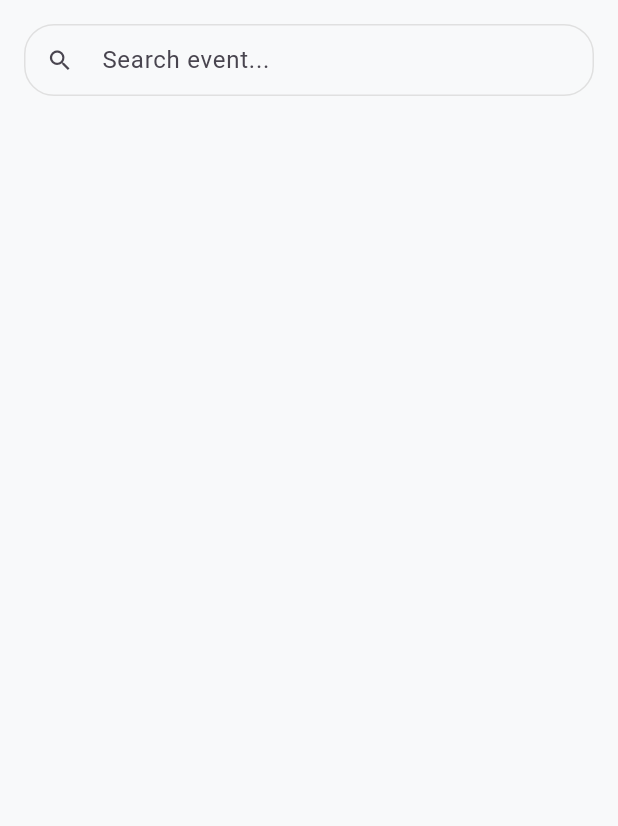
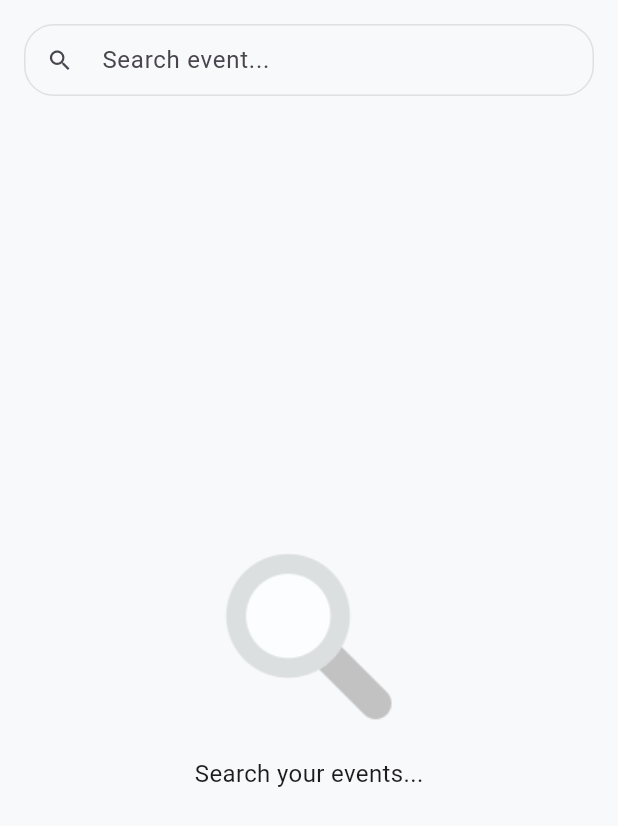
Before and after one commit to ahmadsufyan455/dicoding-event, a Flutter app: the screen it shows after launch, after a tap on the "search" icon, on a phone screen of 412 x 824 dp. Shown: the top 826 px of the screen. Run offline on Flutter 3.47's test engine with Material 3 defaults, Android fonts, the phone set to English and light mode, and no system bars; our stand-ins replace cached_network_image, carousel_slider, dio, flutter_bloc, fpdart, freezed_annotation and 4 more; generated files the repository leaves out were written again; network calls fail.

Commit message:
integrate search event with api

```diff
--- a/lib/core/di/service_locator.dart
+++ b/lib/core/di/service_locator.dart
@@ -2,8 +2,10 @@ import 'package:dicoding_event/core/service/api_service.dart';
 import 'package:dicoding_event/data/repositories/event_repository_impl.dart';
 import 'package:dicoding_event/domain/repositories/event_repository.dart';
 import 'package:dicoding_event/domain/usecases/get_finished_events.dart';
+import 'package:dicoding_event/domain/usecases/get_search_event.dart';
 import 'package:dicoding_event/domain/usecases/get_upcoming_events.dart';
 import 'package:dicoding_event/presentation/finished/bloc/finished_bloc.dart';
+import 'package:dicoding_event/presentation/search/bloc/search_bloc.dart';
 import 'package:dicoding_event/presentation/upcoming/bloc/upcoming_bloc.dart';
 import 'package:dio/dio.dart';
 import 'package:get_it/get_it.dart';
@@ -14,12 +16,14 @@ Future<void> initDependencies() async {
   // blocs
   serviceLocator
     ..registerFactory(() => FinishedBloc(getFinishedEvents: serviceLocator()))
-    ..registerFactory(() => UpcomingBloc(getUpcomingEvents: serviceLocator()));
+    ..registerFactory(() => UpcomingBloc(getUpcomingEvents: serviceLocator()))
+    ..registerFactory(() => SearchBloc(getSearchEvent: serviceLocator()));
 
   // usecases
   serviceLocator
     ..registerLazySingleton(() => GetFinishedEvents(serviceLocator()))
-    ..registerLazySingleton(() => GetUpcomingEvents(serviceLocator()));
+    ..registerLazySingleton(() => GetUpcomingEvents(serviceLocator()))
+    ..registerLazySingleton(() => GetSearchEvent(serviceLocator()));
 
   // data
   serviceLocator.registerLazySingleton<EventRepository>(
--- a/lib/core/service/api_service.dart
+++ b/lib/core/service/api_service.dart
@@ -12,5 +12,6 @@ abstract interface class ApiService {
   Future<EventResponse> getEvents({
     @Query('active') int active = 0,
     @Query('limit') int? limit = 40,
+    @Query('q') String? query = '',
   });
 }
--- a/lib/data/repositories/event_repository_impl.dart
+++ b/lib/data/repositories/event_repository_impl.dart
@@ -12,9 +12,14 @@ class EventRepositoryImpl implements EventRepository {
   Future<Either<Failure, List<EventEntity>>> getEvents(
     int active, {
     int? limit,
+    String? query,
   }) async {
     try {
-      final result = await apiService.getEvents(active: active, limit: limit);
+      final result = await apiService.getEvents(
+        active: active,
+        limit: limit,
+        query: query,
+      );
       return right(result.listEvents);
     } catch (e) {
       return left(Failure(e.toString()));
--- a/lib/domain/repositories/event_repository.dart
+++ b/lib/domain/repositories/event_repository.dart
@@ -6,5 +6,6 @@ abstract interface class EventRepository {
   Future<Either<Failure, List<EventEntity>>> getEvents(
     int active, {
     int? limit,
+    String? query,
   });
 }
--- /dev/null
+++ b/lib/domain/usecases/get_search_event.dart
@@ -0,0 +1,13 @@
+import 'package:dicoding_event/core/error/failure.dart';
+import 'package:dicoding_event/domain/entities/event_entity.dart';
+import 'package:dicoding_event/domain/repositories/event_repository.dart';
+import 'package:fpdart/fpdart.dart';
+
+class GetSearchEvent {
+  final EventRepository eventRepository;
+  GetSearchEvent(this.eventRepository);
+
+  Future<Either<Failure, List<EventEntity>>> invoke(String query) async {
+    return await eventRepository.getEvents(-1, query: query);
+  }
+}
--- a/lib/gen/assets.gen.dart
+++ b/lib/gen/assets.gen.dart
@@ -15,8 +15,11 @@ class $AssetsIconsGen {
   /// File path: assets/icons/empty.png
   AssetGenImage get empty => const AssetGenImage('assets/icons/empty.png');
 
+  /// File path: assets/icons/search.png
+  AssetGenImage get search => const AssetGenImage('assets/icons/search.png');
+
   /// List of all assets
-  List<AssetGenImage> get values => [empty];
+  List<AssetGenImage> get values => [empty, search];
 }
 
 class $AssetsImagesGen {
--- a/lib/main.dart
+++ b/lib/main.dart
@@ -1,6 +1,7 @@
 import 'package:dicoding_event/core/router/routes.dart';
 import 'package:dicoding_event/core/theme/theme.dart';
 import 'package:dicoding_event/presentation/finished/bloc/finished_bloc.dart';
+import 'package:dicoding_event/presentation/search/bloc/search_bloc.dart';
 import 'package:dicoding_event/presentation/upcoming/bloc/upcoming_bloc.dart';
 import 'package:flutter/material.dart';
 import 'package:flutter_bloc/flutter_bloc.dart';
@@ -15,6 +16,7 @@ void main() async {
       providers: [
         BlocProvider(create: (context) => serviceLocator<FinishedBloc>()),
         BlocProvider(create: (context) => serviceLocator<UpcomingBloc>()),
+        BlocProvider(create: (context) => serviceLocator<SearchBloc>()),
       ],
       child: const DicodingEventApp(),
     ),
--- /dev/null
+++ b/lib/presentation/search/bloc/search_bloc.dart
@@ -0,0 +1,31 @@
+import 'package:dicoding_event/domain/entities/event_entity.dart';
+import 'package:dicoding_event/domain/usecases/get_search_event.dart';
+import 'package:flutter_bloc/flutter_bloc.dart';
+import 'package:freezed_annotation/freezed_annotation.dart';
+
+part 'search_bloc.freezed.dart';
+part 'search_event.dart';
+part 'search_state.dart';
+
+class SearchBloc extends Bloc<SearchEvent, SearchState> {
+  final GetSearchEvent _getSearchEvent;
+  SearchBloc({required GetSearchEvent getSearchEvent})
+    : _getSearchEvent = getSearchEvent,
+      super(const _Initial()) {
+    on<_Started>((event, emit) async {
+      emit(const _Loading());
+      final result = await _getSearchEvent.invoke(event.query);
+      result.fold((failure) => emit(_Error(failure.message)), (events) {
+        if (events.isEmpty) {
+          emit(const _Empty());
+        } else {
+          emit(_Success(events));
+        }
+      });
+    });
+
+    on<_Reset>((event, emit) {
+      emit(const _Initial());
+    });
+  }
+}
--- /dev/null
+++ b/lib/presentation/search/bloc/search_event.dart
@@ -0,0 +1,7 @@
+part of 'search_bloc.dart';
+
+@freezed
+class SearchEvent with _$SearchEvent {
+  const factory SearchEvent.started(String query) = _Started;
+  const factory SearchEvent.reset() = _Reset;
+}
--- /dev/null
+++ b/lib/presentation/search/bloc/search_state.dart
@@ -0,0 +1,10 @@
+part of 'search_bloc.dart';
+
+@freezed
+class SearchState with _$SearchState {
+  const factory SearchState.initial() = _Initial;
+  const factory SearchState.loading() = _Loading;
+  const factory SearchState.success(List<EventEntity> events) = _Success;
+  const factory SearchState.empty() = _Empty;
+  const factory SearchState.error(String message) = _Error;
+}
--- a/lib/presentation/search/search_screen.dart
+++ b/lib/presentation/search/search_screen.dart
@@ -1,5 +1,12 @@
+import 'package:dicoding_event/gen/assets.gen.dart';
+import 'package:dicoding_event/presentation/search/bloc/search_bloc.dart';
 import 'package:dicoding_event/presentation/search/widgets/search_input.dart';
+import 'package:dicoding_event/presentation/widgets/empty_data.dart';
+import 'package:dicoding_event/presentation/widgets/event_list.dart';
+import 'package:dicoding_event/presentation/widgets/shimmer/list_event_loading.dart';
+import 'package:dicoding_event/presentation/widgets/spaces.dart';
 import 'package:flutter/material.dart';
+import 'package:flutter_bloc/flutter_bloc.dart';
 
 class SearchScreen extends StatefulWidget {
   const SearchScreen({super.key});
@@ -10,6 +17,12 @@ class SearchScreen extends StatefulWidget {
 
 class _SearchScreenState extends State<SearchScreen> {
   final searchController = TextEditingController();
+
+  @override
+  void initState() {
+    context.read<SearchBloc>().add(const SearchEvent.reset());
+    super.initState();
+  }
 
   @override
   void dispose() {
@@ -23,7 +36,47 @@ class _SearchScreenState extends State<SearchScreen> {
       body: SafeArea(
         child: Padding(
           padding: const EdgeInsets.all(16),
-          child: Column(children: [SearchInput(controller: searchController)]),
+          child: Column(
+            children: [
+              SearchInput(
+                controller: searchController,
+                onSearch:
+                    (query) => context.read<SearchBloc>().add(
+                      SearchEvent.started(query),
+                    ),
+              ),
+              const SpaceHeight(16),
+              Expanded(
+                child: BlocBuilder<SearchBloc, SearchState>(
+                  builder: (context, state) {
+                    return state.when(
+                      initial:
+                          () => EmptyData(
+                            message: 'Search your events...',
+                            image: Assets.icons.search.keyName,
+                          ),
+                      loading: () {
+                        return const ListEventLoading(
+                          padding: EdgeInsets.all(16),
+                          length: 10,
+                        );
+                      },
+                      success: (events) {
+                        return EventList(
+                          events: events,
+                          padding: const EdgeInsets.symmetric(horizontal: 16),
+                        );
+                      },
+                      empty: () {
+                        return const EmptyData(message: 'No events found!');
+                      },
+                      error: (message) => Center(child: Text(message)),
+                    );
+                  },
+                ),
+              ),
+            ],
+          ),
         ),
       ),
     );
--- a/lib/presentation/search/widgets/search_input.dart
+++ b/lib/presentation/search/widgets/search_input.dart
@@ -2,12 +2,15 @@ import 'package:flutter/material.dart';
 
 class SearchInput extends StatelessWidget {
   final TextEditingController controller;
-  const SearchInput({super.key, required this.controller});
+  final Function(String)? onSearch;
+  const SearchInput({super.key, required this.controller, this.onSearch});
 
   @override
   Widget build(BuildContext context) {
     return TextField(
       controller: controller,
+      onSubmitted: onSearch,
+      textInputAction: TextInputAction.search,
       decoration: InputDecoration(
         prefixIcon: const Icon(Icons.search),
         isDense: true,
--- a/lib/presentation/widgets/empty_data.dart
+++ b/lib/presentation/widgets/empty_data.dart
@@ -4,7 +4,8 @@ import 'package:flutter/material.dart';
 
 class EmptyData extends StatelessWidget {
   final String message;
-  const EmptyData({super.key, required this.message});
+  final String? image;
+  const EmptyData({super.key, required this.message, this.image});
 
   @override
   Widget build(BuildContext context) {
@@ -12,7 +13,7 @@ class EmptyData extends StatelessWidget {
       child: Column(
         mainAxisAlignment: MainAxisAlignment.center,
         children: [
-          Image.asset(Assets.icons.empty.keyName),
+          Image.asset(image ?? Assets.icons.empty.keyName),
           const SpaceHeight(16),
           Text(message, style: const TextStyle(fontSize: 16)),
         ],
```
Also changed, not shown: assets/icons/search.png (added), lib/core/service/api_service.g.dart, lib/presentation/search/bloc/search_bloc.freezed.dart (added).
